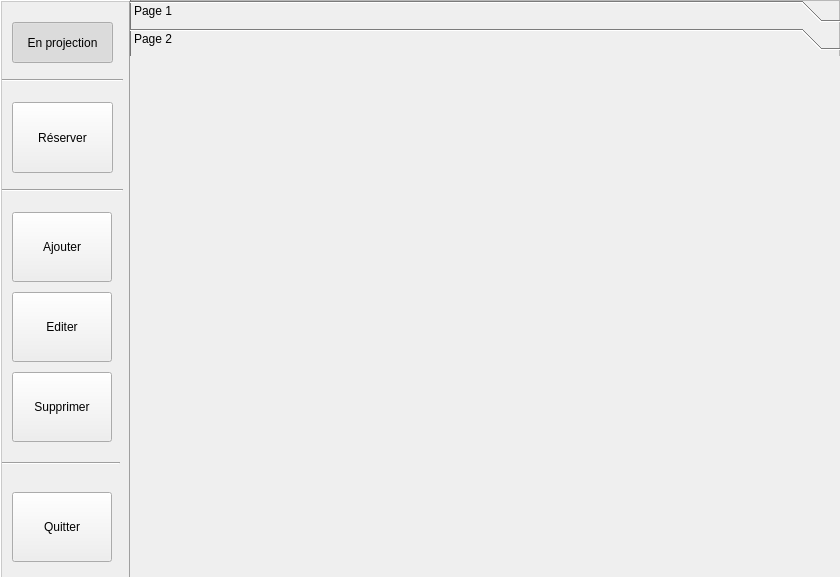
KaneRoot/ihmsem6a, file ui/frameAdmin.ui: the form before one commit.
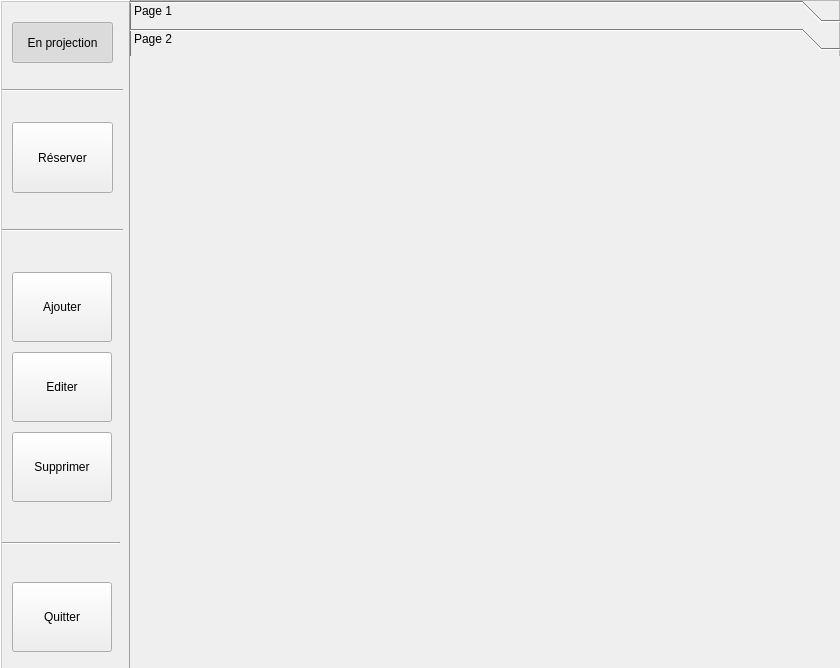
The form after the commit.

Commit message: Quelque modif sur l'admin

```diff
--- a/ui/frameAdmin.ui
+++ b/ui/frameAdmin.ui
@@ -7,7 +7,7 @@
     <x>0</x>
     <y>0</y>
     <width>840</width>
-    <height>577</height>
+    <height>668</height>
    </rect>
   </property>
   <property name="windowTitle">
@@ -25,7 +25,7 @@
      <x>0</x>
      <y>0</y>
      <width>131</width>
-     <height>591</height>
+     <height>671</height>
     </rect>
    </property>
    <property name="frameShape">
@@ -43,14 +43,14 @@
       <x>0</x>
       <y>0</y>
       <width>127</width>
-      <height>587</height>
+      <height>667</height>
      </rect>
     </property>
     <widget class="QPushButton" name="btn_ajout">
      <property name="geometry">
       <rect>
        <x>10</x>
-       <y>210</y>
+       <y>270</y>
        <width>100</width>
        <height>70</height>
       </rect>
@@ -63,7 +63,7 @@
      <property name="geometry">
       <rect>
        <x>10</x>
-       <y>370</y>
+       <y>430</y>
        <width>100</width>
        <height>70</height>
       </rect>
@@ -76,7 +76,7 @@
      <property name="geometry">
       <rect>
        <x>10</x>
-       <y>290</y>
+       <y>350</y>
        <width>100</width>
        <height>70</height>
       </rect>
@@ -89,7 +89,7 @@
      <property name="geometry">
       <rect>
        <x>10</x>
-       <y>490</y>
+       <y>580</y>
        <width>100</width>
        <height>70</height>
       </rect>
@@ -121,7 +121,7 @@
      <property name="geometry">
       <rect>
        <x>10</x>
-       <y>100</y>
+       <y>120</y>
        <width>101</width>
        <height>71</height>
       </rect>
@@ -134,7 +134,7 @@
      <property name="geometry">
       <rect>
        <x>0</x>
-       <y>460</y>
+       <y>540</y>
        <width>118</width>
        <height>3</height>
       </rect>
@@ -147,7 +147,7 @@
      <property name="geometry">
       <rect>
        <x>0</x>
-       <y>180</y>
+       <y>220</y>
        <width>121</width>
        <height>16</height>
       </rect>
@@ -160,7 +160,7 @@
      <property name="geometry">
       <rect>
        <x>0</x>
-       <y>70</y>
+       <y>80</y>
        <width>121</width>
        <height>16</height>
       </rect>
@@ -177,7 +177,7 @@
      <x>130</x>
      <y>0</y>
      <width>711</width>
-     <height>581</height>
+     <height>671</height>
     </rect>
    </property>
    <property name="currentIndex">
@@ -202,7 +202,7 @@
       <x>0</x>
       <y>0</y>
       <width>701</width>
-      <height>517</height>
+      <height>607</height>
      </rect>
     </property>
     <attribute name="label">
```
Left out of the diff: 2 changed lines with no effect on the pictures. The commit also changes 8 other files.
